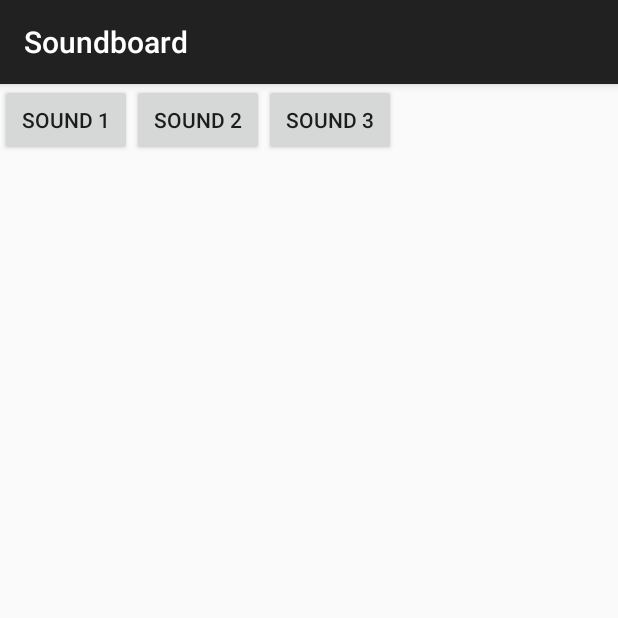
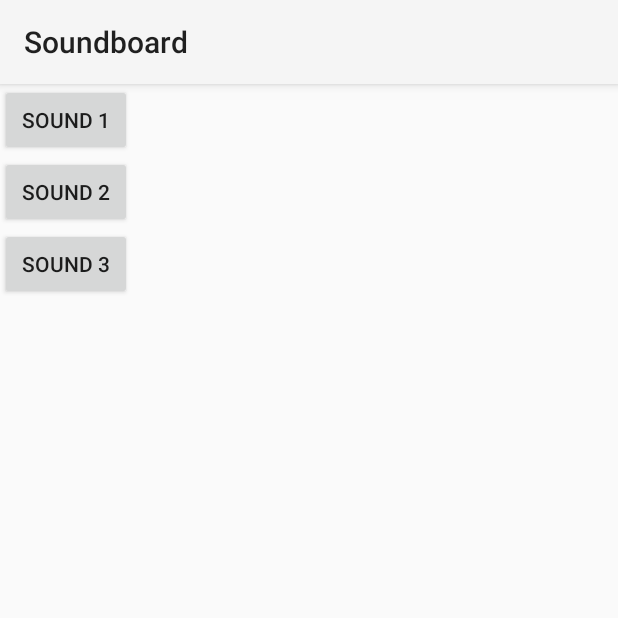
Before and after one commit to meonwax/soundboard, an Android app: the screen it shows after launch (MainActivity), on a phone screen of 412 x 824 dp, the top half of it. Run offline under Robolectric (Android 15) with nearby library versions, the phone set to English and light mode, and no system bars.

Commit message:
Introduced Toolbar as Actionbar

```diff
--- a/app/src/main/java/de/meonwax/soundboard/MainActivity.java
+++ b/app/src/main/java/de/meonwax/soundboard/MainActivity.java
@@ -6,6 +6,7 @@ import android.media.SoundPool;
 import android.os.Build;
 import android.os.Bundle;
 import android.support.v7.app.ActionBarActivity;
+import android.support.v7.widget.Toolbar;
 import android.view.View;
 
 import java.util.ArrayList;
@@ -20,6 +21,8 @@ public class MainActivity extends ActionBarActivity {
     protected void onCreate(Bundle savedInstanceState) {
         super.onCreate(savedInstanceState);
         setContentView(R.layout.activity_main);
+        Toolbar toolbar = (Toolbar) findViewById(R.id.toolbar);
+        setSupportActionBar(toolbar);
         initSounds();
     }
 
--- a/app/src/main/res/layout/activity_main.xml
+++ b/app/src/main/res/layout/activity_main.xml
@@ -2,7 +2,14 @@
 <LinearLayout xmlns:android="http://schemas.android.com/apk/res/android"
     android:layout_width="match_parent"
     android:layout_height="match_parent"
-    android:orientation="horizontal">
+    android:orientation="vertical">
+
+    <android.support.v7.widget.Toolbar
+        android:id="@+id/toolbar"
+        android:layout_width="match_parent"
+        android:layout_height="?attr/actionBarSize"
+        android:background="?attr/colorPrimary"
+        android:elevation="4dp" />
 
     <Button
         android:id="@+id/sound0"
--- a/app/src/main/res/values/styles.xml
+++ b/app/src/main/res/values/styles.xml
@@ -1,7 +1,7 @@
 <resources>
 
     <!-- Base application theme. -->
-    <style name="AppTheme" parent="Theme.AppCompat.Light.DarkActionBar">
+    <style name="AppTheme" parent="Theme.AppCompat.Light.NoActionBar">
         <!-- Customize your theme here. -->
     </style>
 
```
